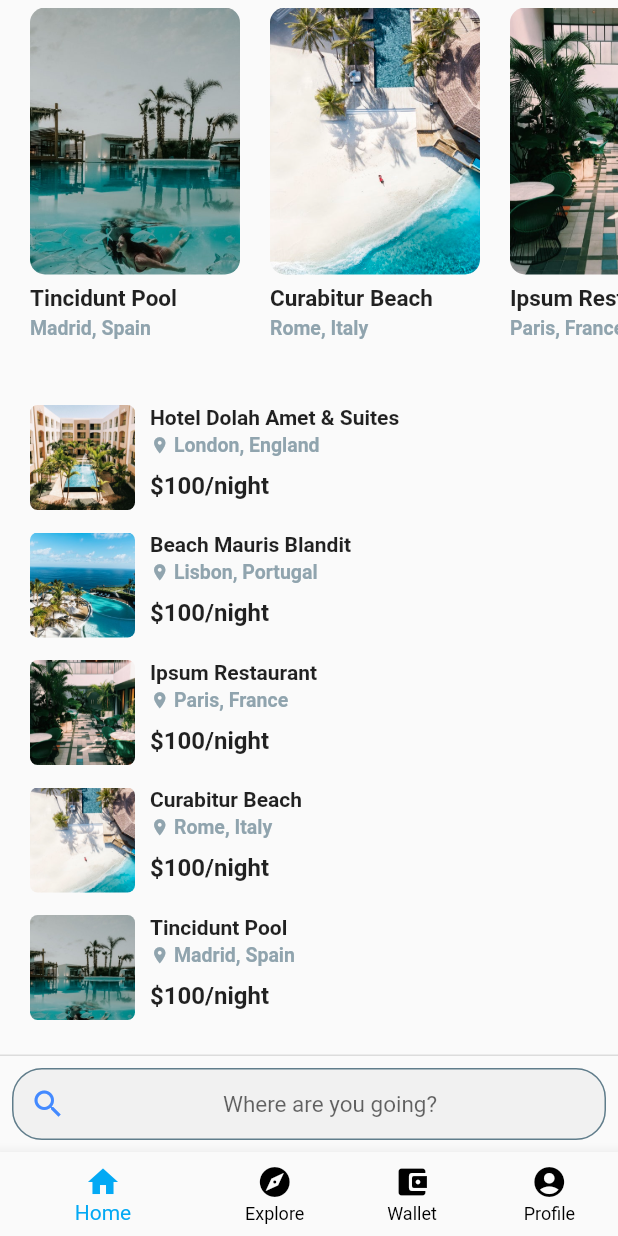
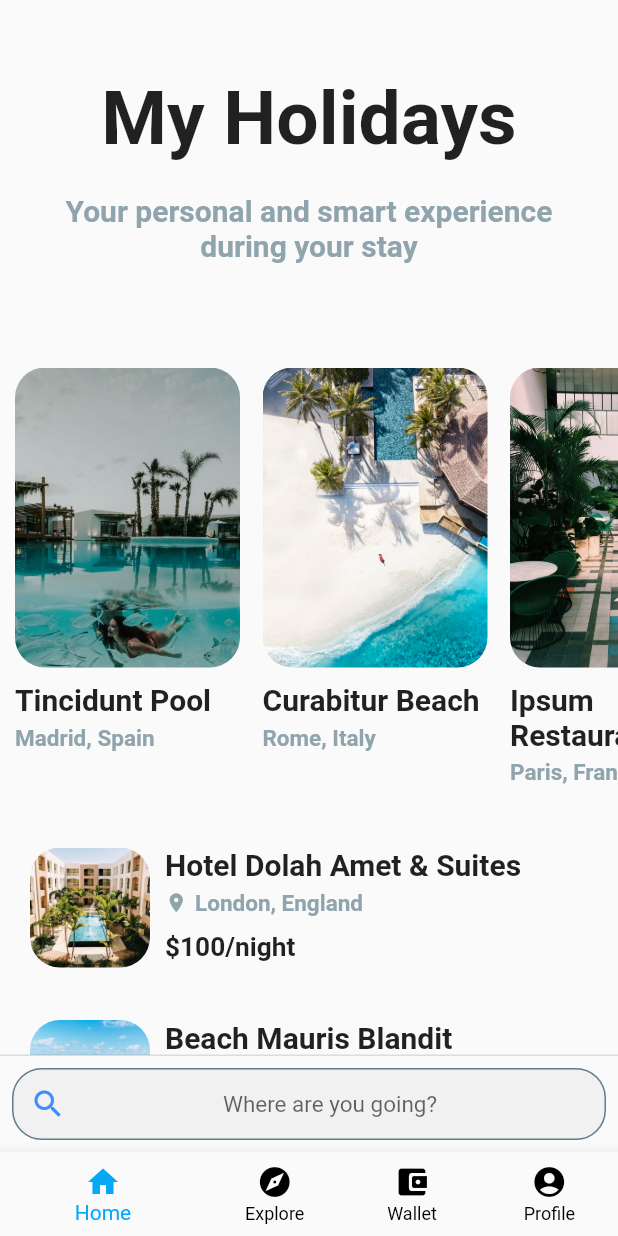
Before and after one commit to mrusso99/My-Holidays, a Flutter app: the screen it shows after launch, on a phone screen of 412 x 824 dp. Run offline on Flutter 3.47's test engine with Material 2 defaults, Android fonts, the phone set to English and light mode, and no system bars; our stand-ins replace firebase_auth, firebase_core, google_fonts, shared_preferences; missing offline and left inert: web3dart; accounts and stored records are empty.

Commit message:
Completed Home Page

```diff
--- a/lib/languages/languageLocalizations.dart
+++ b/lib/languages/languageLocalizations.dart
@@ -28,7 +28,8 @@ class LanguageLocalizations {
       'attention' : 'Attention',
       'textattention' : 'You must log in first',
       'delete' : 'Delete',
-      'whereyougo' : 'Where are you going'
+      'whereyougo' : 'Where are you going',
+      'texthome' : 'Your personal and smart experience during your stay'
   },
     'it': {
       'wallet': 'Portafoglio',
@@ -48,7 +49,8 @@ class LanguageLocalizations {
       'attention' : 'Attenzione',
       'textattention': 'Devi prima accedere',
       'delete' : 'Annulla',
-      'whereyougo' : 'Dove vuoi andare'
+      'whereyougo' : 'Dove vuoi andare',
+      'texthome' : 'La tua esperienza personale e intelligente durante il tuo soggiorno'
     },
   };
 
@@ -125,4 +127,8 @@ class LanguageLocalizations {
   String get whereyougo {
     return _localizedValues[locale.languageCode]!['whereyougo']!;
   }
+
+  String get texthome {
+    return _localizedValues[locale.languageCode]!['texthome']!;
+  }
 }
--- a/lib/screens/travels.dart
+++ b/lib/screens/travels.dart
@@ -1,4 +1,5 @@
 import 'package:flutter/material.dart';
+import 'package:my_holidays/languages/languageLocalizations.dart';
 import 'package:my_holidays/util/places.dart';
 import 'package:my_holidays/widgets/horizontal_place_item.dart';
 import 'package:my_holidays/widgets/search_bar.dart';
@@ -10,8 +11,29 @@ class Travels extends StatelessWidget {
     return Scaffold(
       body: ListView(
         children: <Widget>[
+          SizedBox(height: 50),
+          const Text(
+            'My Holidays',
+            textAlign: TextAlign.center,
+            style: TextStyle(
+              fontWeight: FontWeight.bold,
+              fontSize: 50,
+            ),
+          ),
+          Padding(
+            padding: EdgeInsets.fromLTRB(20, 20, 20, 20),
+            child: Text(
+            LanguageLocalizations.of(context).texthome,
+            textAlign: TextAlign.center,
+            style: TextStyle(
+              fontWeight: FontWeight.bold,
+              fontSize: 20,
+              color: Colors.blueGrey[300],
+            ),
+            ),
+          ),
+          SizedBox(height: 40),
           buildHorizontalList(context),
-          const SizedBox(width: 25),
           buildVerticalList(),
         ],
       ),
@@ -23,9 +45,9 @@ class Travels extends StatelessWidget {
 
   buildHorizontalList(BuildContext context) {
     return Container(
-      padding: const EdgeInsets.only(left: 20.0, top: 5),
-      height: 250.0,
-      width: MediaQuery.of(context).size.width,
+      padding: const EdgeInsets.only(left: 10, top: 10),
+      height: 300,
+      width: 100,
       child: ListView.builder(
         scrollDirection: Axis.horizontal,
         primary: false,
--- a/lib/util/navigation_bar.dart
+++ b/lib/util/navigation_bar.dart
@@ -34,9 +34,9 @@ class _NavigationBarState extends State<NavigationBar> {
     ),
     Scaffold(
         appBar: AppBar(
-  title: Text('My Holidays'),
-  systemOverlayStyle: SystemUiOverlayStyle(statusBarColor: Colors.transparent),
-  elevation: 0,
+          title: Text('My Holidays'),
+          systemOverlayStyle: SystemUiOverlayStyle(statusBarColor: Colors.transparent),
+          elevation: 0,
   ),
       body: WalletScreen()
     ),
--- a/lib/widgets/horizontal_place_item.dart
+++ b/lib/widgets/horizontal_place_item.dart
@@ -10,46 +10,45 @@ class HorizontalPlaceItem extends StatelessWidget {
   @override
   Widget build(BuildContext context) {
     return Padding(
-      padding: const EdgeInsets.only(right: 20.0),
+      padding: const EdgeInsets.only(right: 15.0),
       child: InkWell(
         child: Container(
-          height: 250.0,
-          width: 140.0,
+          alignment: Alignment.centerLeft,
+          height: 200.0,
+          width: 150.0,
           child: Column(
             children: <Widget>[
               ClipRRect(
-                borderRadius: BorderRadius.circular(10),
-                child: Image.asset(
-                  "${place["img"]}",
-                  height: 178.0,
-                  width: 140.0,
+                borderRadius: BorderRadius.circular(20),
+                child: Image.asset("${place["img"]}",
+                  height: 200.0,
+                  width: 150.0,
                   fit: BoxFit.cover,
                 ),
               ),
-              SizedBox(height: 7.0),
+              SizedBox(height: 10.0),
               Container(
                 alignment: Alignment.centerLeft,
                 child: Text(
                   "${place["name"]}",
                   style: TextStyle(
                     fontWeight: FontWeight.bold,
-                    fontSize: 15.0,
+                    fontSize: 20.0,
                   ),
-                  maxLines: 2,
                   textAlign: TextAlign.left,
                 ),
               ),
-              SizedBox(height: 3.0),
+              SizedBox(height: 5.0),
               Container(
                 alignment: Alignment.centerLeft,
                 child: Text(
                   "${place["location"]}",
                   style: TextStyle(
                     fontWeight: FontWeight.bold,
-                    fontSize: 13.0,
+                    fontSize: 15.0,
                     color: Colors.blueGrey[300],
                   ),
-                  maxLines: 1,
+                  //maxLines: 1,
                   textAlign: TextAlign.left,
                 ),
               ),
--- a/lib/widgets/search_bar.dart
+++ b/lib/widgets/search_bar.dart
@@ -3,10 +3,16 @@ import 'package:my_holidays/languages/languageLocalizations.dart';
 
 class SearchBar extends StatelessWidget {
   final TextEditingController _searchControl = new TextEditingController();
+  final _focusEmail = FocusNode();
 
   @override
   Widget build(BuildContext context) {
-    return TextField(
+    return GestureDetector(
+        onTap: () {
+      _focusEmail.unfocus();
+    },
+    child: TextField(
+      focusNode: _focusEmail,
       style: TextStyle(
         fontSize: 15.0,
       ),
@@ -32,6 +38,7 @@ class SearchBar extends StatelessWidget {
       ),
       maxLines: 1,
       controller: _searchControl,
+    )
     );
   }
 }
--- a/lib/widgets/vertical_place_item.dart
+++ b/lib/widgets/vertical_place_item.dart
@@ -13,15 +13,15 @@ class VerticalPlaceItem extends StatelessWidget {
       padding: const EdgeInsets.only(bottom: 15.0),
       child: InkWell(
         child: Container(
-          height: 70.0,
+          height: 100.0,
           child: Row(
             children: <Widget>[
               ClipRRect(
-                borderRadius: BorderRadius.circular(5),
+                borderRadius: BorderRadius.circular(20),
                 child: Image.asset(
                   "${place["img"]}",
-                  height: 70.0,
-                  width: 70.0,
+                  height: 80.0,
+                  width: 80.0,
                   fit: BoxFit.cover,
                 ),
               ),
@@ -40,28 +40,28 @@ class VerticalPlaceItem extends StatelessWidget {
                         "${place["name"]}",
                         style: TextStyle(
                           fontWeight: FontWeight.w700,
-                          fontSize: 14.0,
+                          fontSize: 20.0,
                         ),
                         maxLines: 2,
                         textAlign: TextAlign.left,
                       ),
                     ),
-                    SizedBox(height: 3.0),
+                    SizedBox(height: 5.0),
                     Row(
                       children: <Widget>[
                         Icon(
                           Icons.location_on,
-                          size: 13.0,
+                          size: 15.0,
                           color: Colors.blueGrey[300],
                         ),
-                        SizedBox(width: 3.0),
+                        SizedBox(width: 5.0),
                         Container(
                           alignment: Alignment.centerLeft,
                           child: Text(
                             "${place["location"]}",
                             style: TextStyle(
                               fontWeight: FontWeight.bold,
-                              fontSize: 13.0,
+                              fontSize: 15.0,
                               color: Colors.blueGrey[300],
                             ),
                             maxLines: 1,
@@ -77,7 +77,7 @@ class VerticalPlaceItem extends StatelessWidget {
                         "${place["price"]}",
                         style: TextStyle(
                           fontWeight: FontWeight.bold,
-                          fontSize: 16.0,
+                          fontSize: 17.5,
                         ),
                         maxLines: 1,
                         textAlign: TextAlign.left,
```
